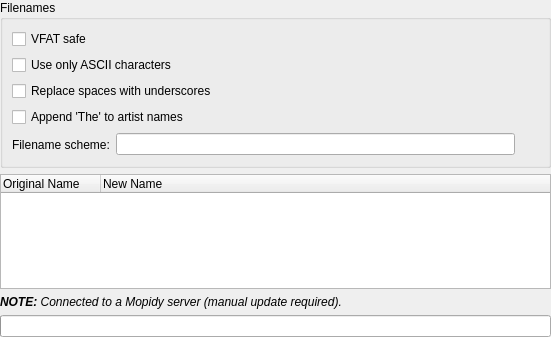
The window that tags/trackorganiser.ui (CDrummond/cantata) describes before a commit, drawn with Qt 5.
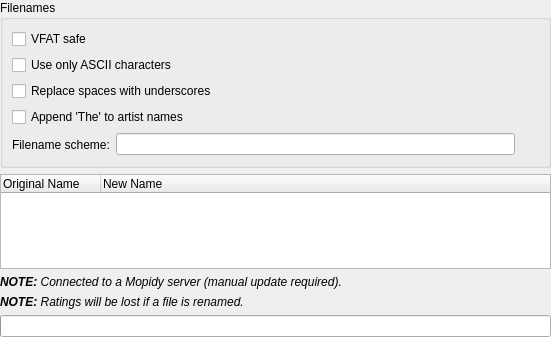
The same window after the commit. Custom widgets are drawn as their Qt base class.

Commit message: Add note about ratings being lost if file renamed

What changed in the file:
```diff
--- a/tags/trackorganiser.ui
+++ b/tags/trackorganiser.ui
@@ -131,6 +131,13 @@
      </property>
     </widget>
    </item>
+   <item>
+    <widget class="UrlLabel" name="ratingsNote">
+     <property name="text" stdset="0">
+      <string>&lt;i&gt;&lt;b&gt;NOTE:&lt;/b&gt; Ratings will be lost if a file is renamed.&lt;/i&gt;</string>
+     </property>
+    </widget>
+   </item>
    <item>
     <widget class="QProgressBar" name="progress"/>
    </item>
```
The commit also changes 2 other files.
